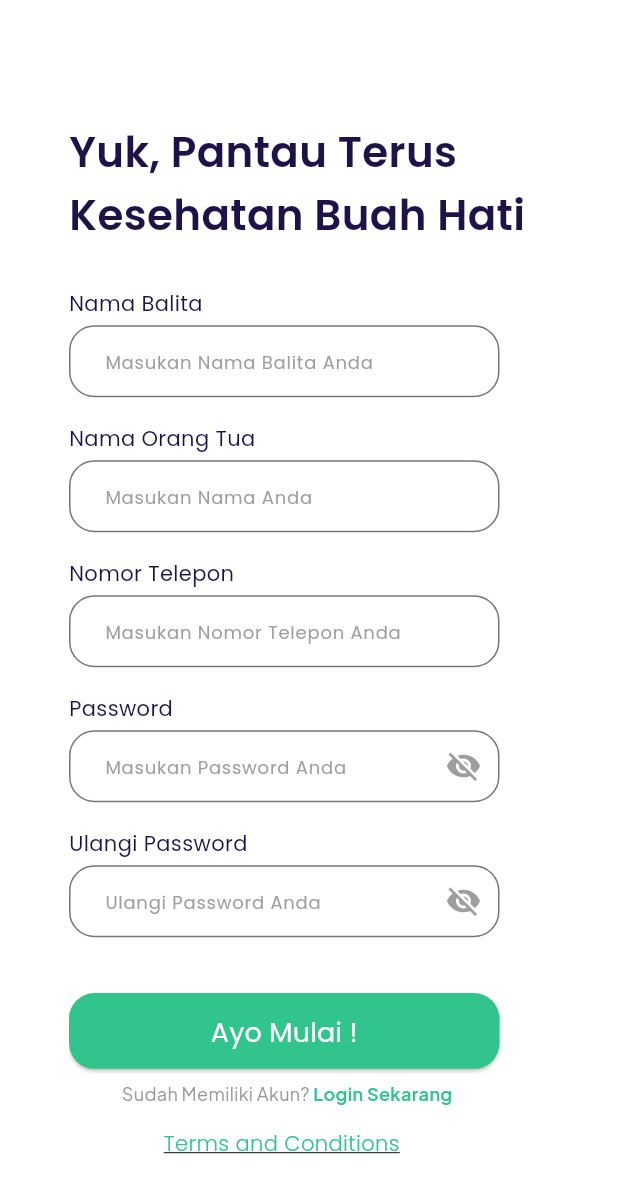
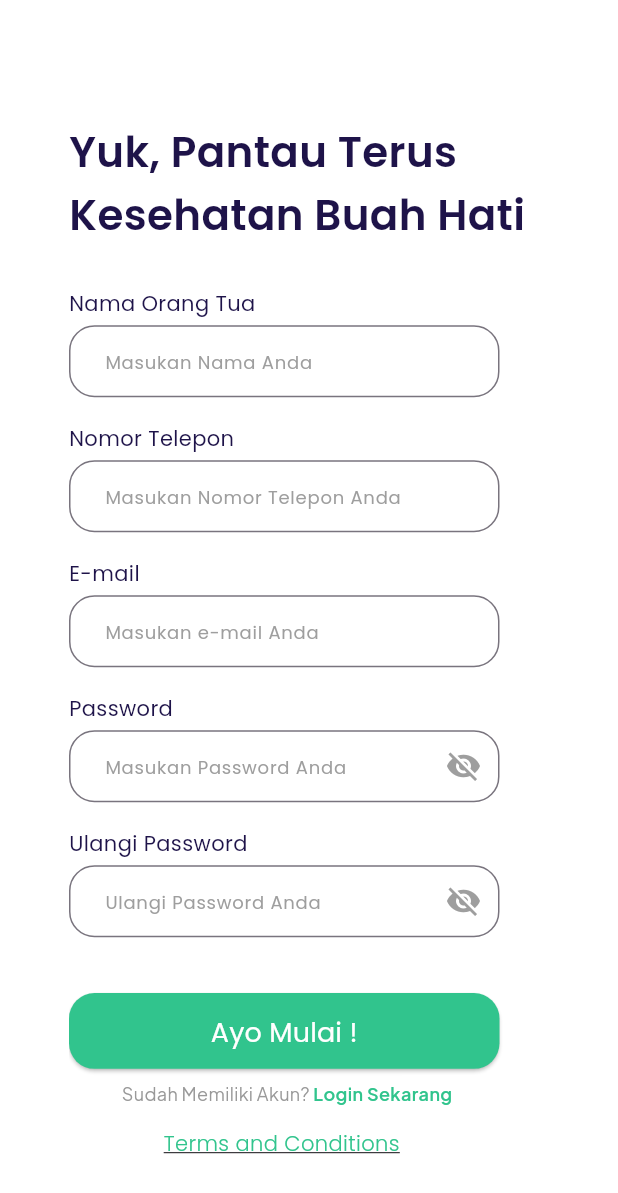
Before and after one commit to ditooard/sempolita_mobile_kreanova_app, a Flutter app: the RegisterPage screen opened by its route, on a phone screen of 412 x 824 dp. Shown: the top 1193 px of the screen. Run offline on Flutter 3.47's test engine with Material 3 defaults, Android fonts, the phone set to English and light mode, and no system bars; our stand-ins replace google_fonts, webview_flutter.

Commit message:
push code #5

```diff
--- a/lib/services/myserverconfig.dart
+++ b/lib/services/myserverconfig.dart
@@ -1,3 +1,3 @@
 class MyServerConfig {
-  static const String server = "";
+  static const String server = "https://timbangan.protic.web.id";
 }
--- a/lib/views/login_page.dart
+++ b/lib/views/login_page.dart
@@ -89,7 +89,7 @@ class _LoginPage extends State<LoginPage> {
                                     _fieldFocusChange(context, _noHp, _pass);
                                   },
                                   decoration: InputDecoration(
-                                    hintText: 'Masukan Nomor Telepon',
+                                    hintText: 'Masukan Nomor Telepon atau E-mail',
                                     hintStyle: TextStyle(
                                         fontSize: 12, color: Colors.grey),
                                     contentPadding:
@@ -109,7 +109,7 @@ class _LoginPage extends State<LoginPage> {
                                 width: 268,
                                 height: 19.31,
                                 child: Text(
-                                  'Nomor Telepon',
+                                  'Nomor Telepon atau E-mail',
                                   style: TextStyle(
                                     color: Color(0xFF1E1349),
                                     fontSize: 14,
--- a/lib/views/register_page.dart
+++ b/lib/views/register_page.dart
@@ -35,7 +35,7 @@ class _RegisterPage extends State<RegisterPage> {
         child: SafeArea(
             child: Container(
           width: lebarLayar,
-          height: tinggiLayar,
+          height: 800,
           padding: const EdgeInsets.only(
             top: 80,
             left: 46,
@@ -90,7 +90,7 @@ class _RegisterPage extends State<RegisterPage> {
                                         context, _namaBalita, _namaOrtu);
                                   },
                                   decoration: InputDecoration(
-                                    hintText : "Masukan Nama Balita Anda",
+                                    hintText: "Masukan Nama Anda",
                                     hintStyle: TextStyle(
                                         fontSize: 12, color: Colors.grey),
                                     contentPadding:
@@ -110,7 +110,7 @@ class _RegisterPage extends State<RegisterPage> {
                                 width: 268,
                                 height: 19.31,
                                 child: Text(
-                                  'Nama Balita',
+                                  'Nama Orang Tua',
                                   style: TextStyle(
                                     color: Color(0xFF1E1349),
                                     fontSize: 14,
@@ -147,7 +147,7 @@ class _RegisterPage extends State<RegisterPage> {
                                         context, _namaOrtu, _noHp);
                                   },
                                   decoration: InputDecoration(
-                                    hintText : "Masukan Nama Anda",
+                                    hintText: "Masukan Nomor Telepon Anda",
                                     hintStyle: TextStyle(
                                         fontSize: 12, color: Colors.grey),
                                     contentPadding:
@@ -167,7 +167,7 @@ class _RegisterPage extends State<RegisterPage> {
                                 width: 268,
                                 height: 19.31,
                                 child: Text(
-                                  'Nama Orang Tua',
+                                  'Nomor Telepon',
                                   style: TextStyle(
                                     color: Color(0xFF1E1349),
                                     fontSize: 14,
@@ -208,7 +208,7 @@ class _RegisterPage extends State<RegisterPage> {
                                   ],
                                   keyboardType: TextInputType.number,
                                   decoration: InputDecoration(
-                                    hintText : "Masukan Nomor Telepon Anda",
+                                    hintText: "Masukan e-mail Anda",
                                     hintStyle: TextStyle(
                                         fontSize: 12, color: Colors.grey),
                                     contentPadding:
@@ -228,7 +228,7 @@ class _RegisterPage extends State<RegisterPage> {
                                 width: 268,
                                 height: 19.31,
                                 child: Text(
-                                  'Nomor Telepon',
+                                  'E-mail',
                                   style: TextStyle(
                                     color: Color(0xFF1E1349),
                                     fontSize: 14,
@@ -267,7 +267,7 @@ class _RegisterPage extends State<RegisterPage> {
                                   obscureText:
                                       !_isPasswordVisible, // This hides the entered text as dots for a password field
                                   decoration: InputDecoration(
-                                    hintText : "Masukan Password Anda",
+                                    hintText: "Masukan Password Anda",
                                     hintStyle: TextStyle(
                                         fontSize: 12, color: Colors.grey),
                                     contentPadding:
@@ -334,7 +334,7 @@ class _RegisterPage extends State<RegisterPage> {
                                   obscureText:
                                       !_isConfirmPasswordVisible, // This hides the entered text as dots for a password field
                                   decoration: InputDecoration(
-                                    hintText : "Ulangi Password Anda",
+                                    hintText: "Ulangi Password Anda",
                                     hintStyle: TextStyle(
                                         fontSize: 12, color: Colors.grey),
                                     contentPadding:
```
Also changed, not shown: lib/models/user.dart (added, +24 -0 lines).
